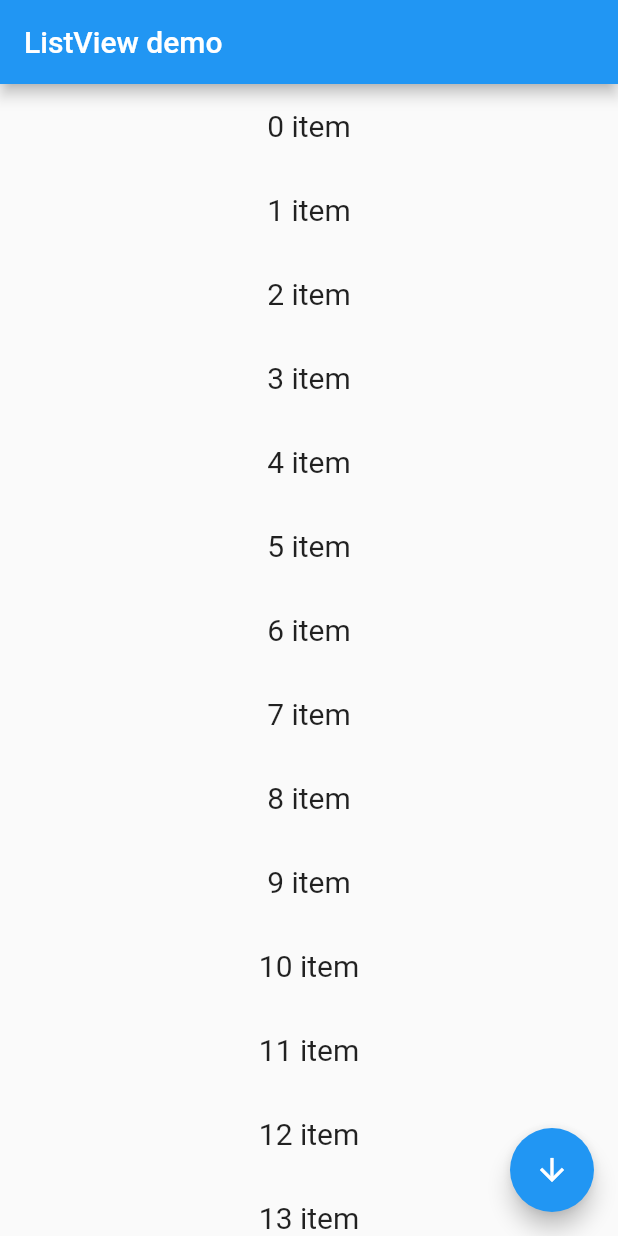
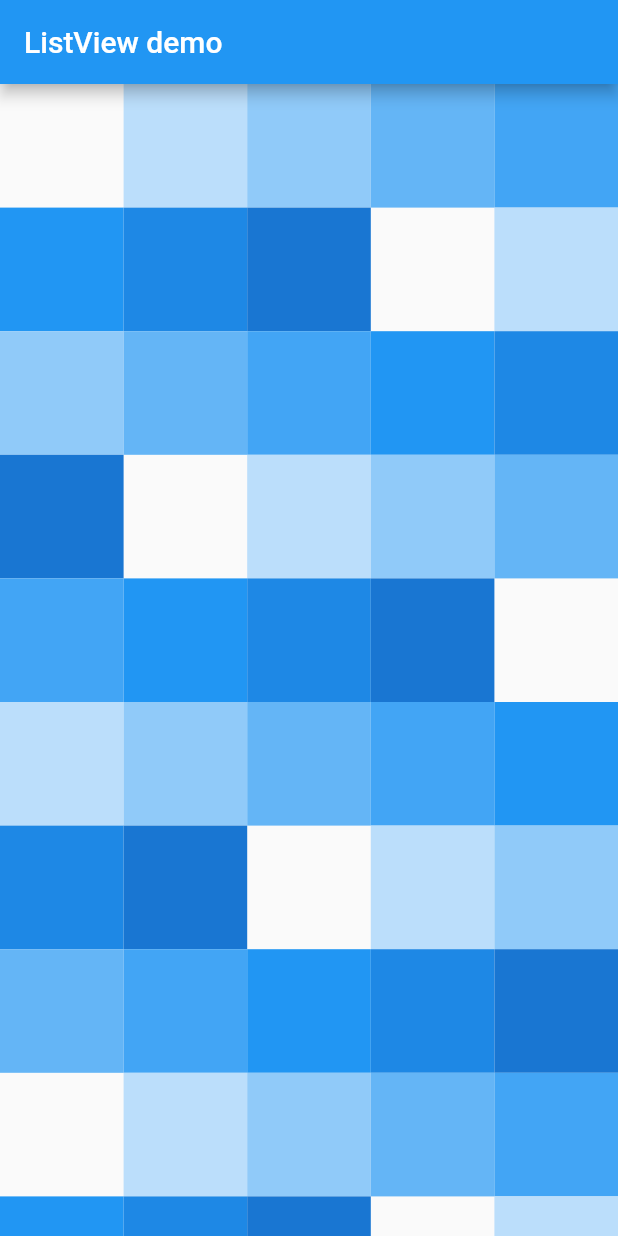
Before and after one commit to cleong98/flutter_learning_scrollable, a Flutter app: the screen it shows after launch, on a phone screen of 412 x 824 dp. Run offline on Flutter 3.47's test engine with Material 2 defaults, Android fonts, the phone set to English and light mode, and no system bars.

Commit message:
grid completed

```diff
--- a/lib/main.dart
+++ b/lib/main.dart
@@ -1,4 +1,6 @@
 import 'package:flutter/material.dart';
+import 'package:http/http.dart' as http;
+import 'dart:convert' as convert;
 
 void main() {
   runApp(const MyApp());
@@ -28,93 +30,29 @@ class MyHomePage extends StatefulWidget {
 }
 
 class _MyHomePageState extends State<MyHomePage> {
-  int _counter = 0;
-  List<String> data = List.generate(60, (index) => '$index item');
-
-  void _incrementCounter() {
-    setState(() {
-      _counter++;
-    });
-  }
-
   @override
   Widget build(BuildContext context) {
     return Scaffold(
       appBar: AppBar(
         title: Text(widget.title),
       ),
-      body: ListView.builder(
-        itemBuilder: _buildItems,
-      ),
-      floatingActionButton: FloatingActionButton(
-        onPressed: _incrementCounter,
-        tooltip: 'Increment',
-        child: const Icon(Icons.arrow_downward),
-      ),
-    );
-  }
-
-  Widget _buildItems(BuildContext context, int index) {
-    return Dismissible(
-      key: ValueKey<String>(data[index]),
-      background: buildBackground(),
-      secondaryBackground: buildSecondaryBackground(),
-      child: ItemBox(
-        info: data[index],
-      ),
-      onDismissed: (direction) => _onDismissed(direction, index),
-      confirmDismiss: _confirmDismiss,
-    );
-  }
-
-  Widget buildBackground() {
-    return Container(
-      color: Colors.green,
-      alignment: const Alignment(-0.9, 0),
-      child: const Icon(
-        Icons.check,
-        color: Colors.white,
-      ),
-    );
-  }
-
-  Widget buildSecondaryBackground() {
-    return Container(
-      color: Colors.red,
-      alignment: const Alignment(0.9, 0),
-      child: const Icon(
-        Icons.close,
-        color: Colors.white,
-      ),
-    );
-  }
-
-  void _onDismissed(DismissDirection direction, int index) {
-    setState(() {
-      data.removeAt(index);
-    });
-  }
-
-  Future<bool?> _confirmDismiss(DismissDirection direction) async {
-    await Future.delayed(const Duration(seconds: 2));
-    print('_confirmDismiss: $direction');
-    //if end to start will remove
-    return direction != DismissDirection.startToEnd;
-  }
-}
-
-class ItemBox extends StatelessWidget {
-  const ItemBox({Key? key, required this.info}) : super(key: key);
-  final String info;
-
-  @override
-  Widget build(BuildContext context) {
-    return Container(
-      alignment: Alignment.center,
-      height: 56,
-      child: Text(
-        info,
-        style: const TextStyle(fontSize: 20),
+      body: GridView.builder(
+        gridDelegate: const SliverGridDelegateWithMaxCrossAxisExtent(
+          maxCrossAxisExtent: 100, //max width
+        ),
+        // gridDelegate: SliverGridDelegateWithFixedCrossAxisCount(
+        //   crossAxisCount: 4,
+        //   childAspectRatio: 16 / 9
+        //),
+        itemBuilder: (context, index) {
+          return LayoutBuilder(
+            builder: (context, constraint) {
+              return Container(
+                color: Colors.blue[index % 8 * 100],
+              );
+            }
+          );
+        },
       ),
     );
   }
--- a/pubspec.yaml
+++ b/pubspec.yaml
@@ -29,6 +29,7 @@ environment:
 dependencies:
   flutter:
     sdk: flutter
+  http: ^0.13.4
 
 
   # The following adds the Cupertino Icons font to your application.
```
Also changed, not shown: pubspec.lock.
